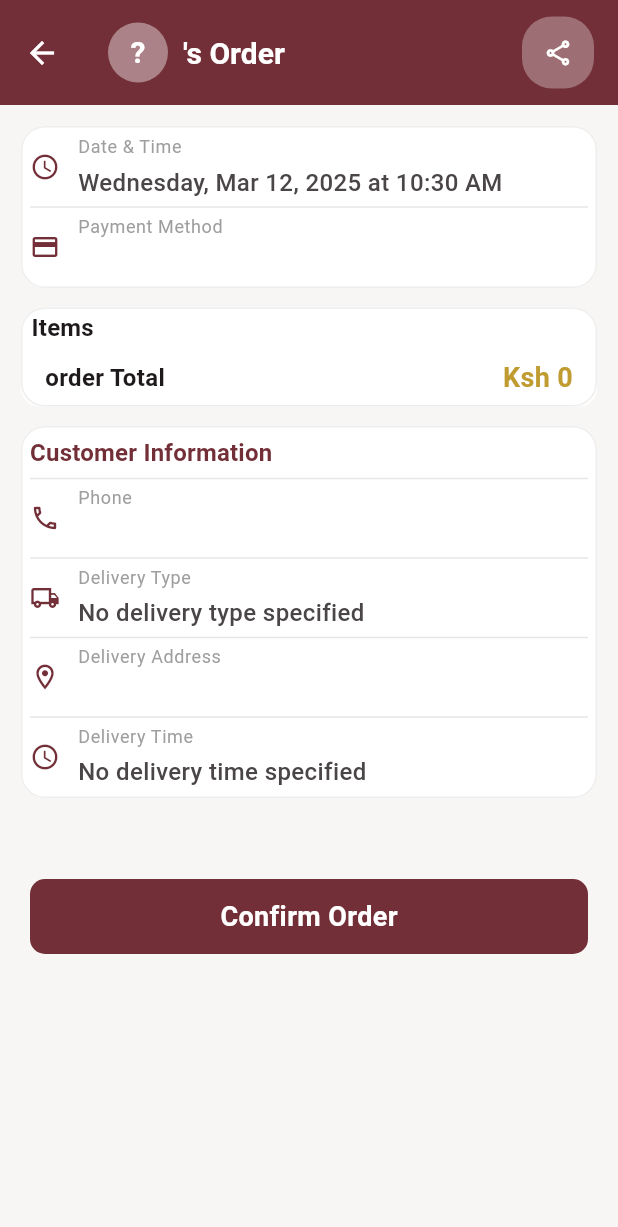
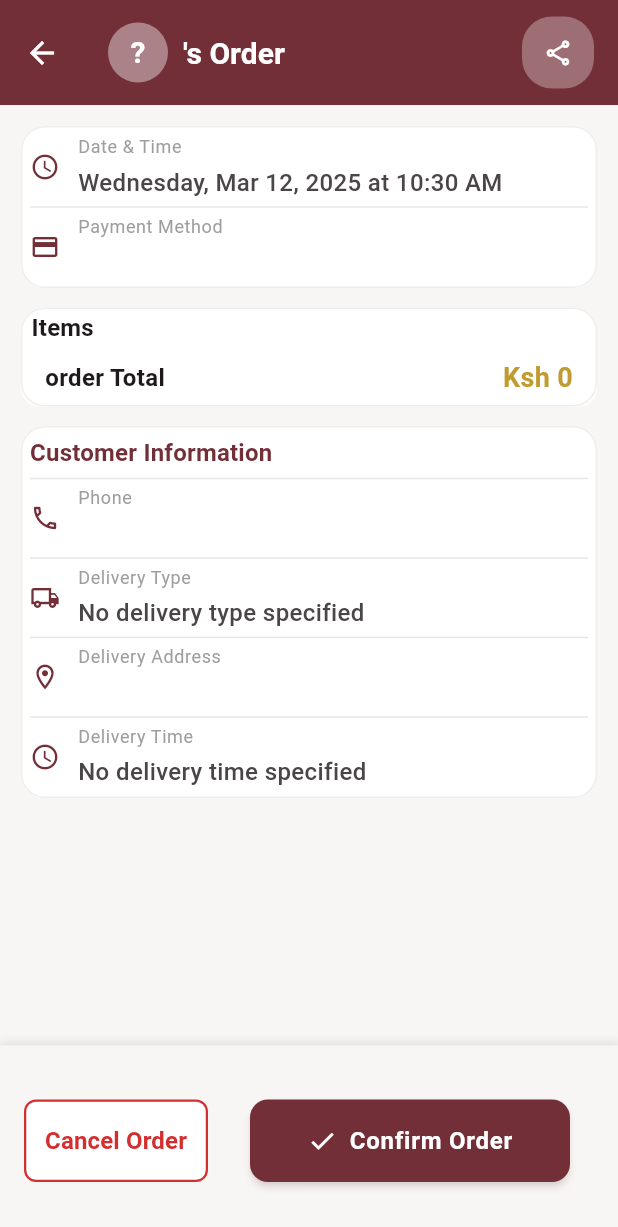
Before and after one commit to bryann54/quickpour-merchant, a Flutter app: the OrderDetailsScreen screen opened directly with empty values, on a phone screen of 412 x 824 dp. Shown: the top 1227 px of the screen. Run offline on Flutter 3.47's test engine with Material 3 defaults, Android fonts, the phone set to English and light mode, and no system bars; our stand-ins replace bloc, cached_network_image, cloud_firestore, equatable, firebase_auth, firebase_core and 11 more; accounts and stored records are empty; generated files the repository leaves out were written again.

Commit message:
Add Dispatch and Cancel Order buttons; enhance Confirm Order button functionality

```diff
--- a/lib/features/orders/presentation/pages/order_details_screen.dart
+++ b/lib/features/orders/presentation/pages/order_details_screen.dart
@@ -4,6 +4,7 @@ import 'package:quickpourmerchant/core/utils/colors.dart';
 import 'package:quickpourmerchant/core/utils/date_formatter.dart';
 import 'package:quickpourmerchant/features/orders/data/models/completed_order_model.dart';
 import 'package:quickpourmerchant/features/orders/data/models/order_model.dart';
+import 'package:quickpourmerchant/features/orders/presentation/widgets/cancel_button.dart';
 import 'package:quickpourmerchant/features/orders/presentation/widgets/confirm_order_button.dart';
 import 'package:quickpourmerchant/features/orders/presentation/widgets/merchant_order_section.dart';
 import 'package:quickpourmerchant/features/orders/presentation/widgets/order_total_row.dart';
@@ -22,6 +23,20 @@ class OrderDetailsScreen extends StatelessWidget {
     final String formattedDate =
         DateFormat('EEEE, MMM d, yyyy').format(dateTime);
     final String formattedTime = DateFormat('h:mm a').format(dateTime);
+
+    // Convert order items to OrderItem list
+    final List<OrderItem> orderItems = order.merchantOrders
+        .expand((merchantOrder) => merchantOrder.items)
+        .map((item) => OrderItem(
+              productId: item.productId,
+              productName: item.productName,
+              quantity: item.quantity,
+              price: item.price,
+              images: item.images,
+              measure: item.measure,
+              sku: item.sku,
+            ))
+        .toList();
 
     return Scaffold(
       appBar: AppBar(
@@ -109,7 +124,11 @@ class OrderDetailsScreen extends StatelessWidget {
           ),
         ],
       ),
-      body: SingleChildScrollView(
+      body: Column(
+        children: [
+          // Main scrollable content
+          Expanded(
+            child: SingleChildScrollView(
               padding: const EdgeInsets.all(10),
               child: Column(
                 crossAxisAlignment: CrossAxisAlignment.start,
@@ -129,7 +148,8 @@ class OrderDetailsScreen extends StatelessWidget {
                         const SectionTitle(title: 'Items'),
                         if (order.merchantOrders.isNotEmpty) ...[
                           ...order.merchantOrders.map((merchantOrder) =>
-                        MerchantOrderSection(merchantOrder: merchantOrder)),
+                              MerchantOrderSection(
+                                  merchantOrder: merchantOrder)),
                         ],
                         OrderTotalRow(order: order),
                       ],
@@ -138,24 +158,58 @@ class OrderDetailsScreen extends StatelessWidget {
                   const SizedBox(height: 5),
                   _buildCustomerInfoCard(context),
                   const SizedBox(height: 20),
-            ConfirmOrderButton(
-              items: order.merchantOrders
-                  .expand(
-                      (merchantOrder) => merchantOrder.items) // Extract items
-                  .map((item) => OrderItem(
-                        productId: item.productId, // Ensure field names match
-                        productName: item.productName,
-                        quantity: item.quantity,
-                        price: item.price,
-                        images: item.images, // Ensure this is a List<String>
-                        measure: item.measure,
-                        sku: item.sku,
-                      ))
-                  .toList(),
-                   orderId: order.id
+                ],
+              ),
+            ),
+          ),
+          // Fixed footer with buttons
+          SafeArea(
+            child: Container(
+              width: double.infinity,
+              padding: const EdgeInsets.symmetric(horizontal: 16, vertical: 12),
+              decoration: BoxDecoration(
+                color: Theme.of(context).scaffoldBackgroundColor,
+                boxShadow: [
+                  BoxShadow(
+                    color: Colors.grey.withOpacity(0.2),
+                    spreadRadius: 1,
+                    blurRadius: 4,
+                    offset: const Offset(0, -2),
                   ),
                 ],
               ),
+              child: Row(
+                children: [
+                  // Cancel Order Button
+                  Expanded(
+                    flex: 1,
+                    child: CancelOrderButton(
+                      orderId: order.id,
+                      onCancelled: () {
+                        // Optional: Navigate back or show a snackbar
+                        ScaffoldMessenger.of(context).showSnackBar(
+                          const SnackBar(
+                            content: Text('Order cancelled successfully'),
+                            backgroundColor: Colors.red,
+                          ),
+                        );
+                      },
+                    ),
+                  ),
+                  const SizedBox(width: 12),
+                  // Confirm Order Button
+                  Expanded(
+                    flex: 2,
+                    child: ConfirmOrderButton(
+                      items: orderItems,
+                      orderId: order.id,
+                    ),
+                  ),
+                ],
+              ),
+            ),
+          ),
+        ],
       ),
     );
   }
--- /dev/null
+++ b/lib/features/orders/presentation/widgets/cancel_button.dart
@@ -0,0 +1,101 @@
+import 'package:flutter/material.dart';
+import 'package:flutter_bloc/flutter_bloc.dart';
+import 'package:quickpourmerchant/features/orders/presentation/bloc/orders_bloc.dart';
+
+class CancelOrderButton extends StatelessWidget {
+  final String orderId;
+  final VoidCallback? onCancelled;
+
+  const CancelOrderButton({
+    super.key,
+    required this.orderId,
+    this.onCancelled,
+  });
+
+  @override
+  Widget build(BuildContext context) {
+    Theme.of(context);
+
+    return ElevatedButton(
+      onPressed: () => _showCancellationDialog(context),
+      style: ElevatedButton.styleFrom(
+        backgroundColor: Colors.white,
+        foregroundColor: Colors.red.shade700,
+        elevation: 0,
+        shape: RoundedRectangleBorder(
+          borderRadius: BorderRadius.circular(8),
+          side: BorderSide(color: Colors.red.shade700, width: 1.5),
+        ),
+        padding: const EdgeInsets.symmetric(vertical: 16),
+        minimumSize: const Size(double.infinity, 50),
+      ),
+      child: const Text(
+        'Cancel Order',
+        style: TextStyle(
+          fontSize: 16,
+          fontWeight: FontWeight.w600,
+        ),
+      ),
+    );
+  }
+
+  void _showCancellationDialog(BuildContext context) {
+    showDialog(
+      context: context,
+      builder: (BuildContext context) {
+        return AlertDialog.adaptive(
+          title: Text(
+            'Cancel Order',
+            style: TextStyle(
+              fontWeight: FontWeight.bold,
+              color: Colors.red.shade700,
+            ),
+          ),
+          content: const Text(
+            'Are you sure you want to cancel this order? This action cannot be undone.',
+          ),
+          shape: RoundedRectangleBorder(
+            borderRadius: BorderRadius.circular(12),
+          ),
+          actions: [
+            TextButton(
+              onPressed: () => Navigator.pop(context),
+              style: TextButton.styleFrom(
+                foregroundColor: Colors.grey.shade700,
+              ),
+              child: const Text('cancel'),
+            ),
+            ElevatedButton(
+              onPressed: () {
+                // Update status to canceled
+                context
+                    .read<OrdersBloc>()
+                    .add(UpdateOrderStatus(orderId, 'canceled'));
+
+                // Close dialog
+                Navigator.pop(context);
+
+                // Execute callback if provided
+                if (onCancelled != null) {
+                  onCancelled!();
+                }
+              },
+              style: ElevatedButton.styleFrom(
+                backgroundColor: Colors.red.shade700,
+                foregroundColor: Colors.white,
+                elevation: 0,
+                shape: RoundedRectangleBorder(
+                  borderRadius: BorderRadius.circular(8),
+                ),
+                padding:
+                    const EdgeInsets.symmetric(horizontal: 16, vertical: 10),
+              ),
+              child: const Text('ok'),
+            ),
+          ],
+          actionsPadding: const EdgeInsets.only(right: 16, bottom: 16),
+        );
+      },
+    );
+  }
+}
--- a/lib/features/orders/presentation/widgets/confirm_order_button.dart
+++ b/lib/features/orders/presentation/widgets/confirm_order_button.dart
@@ -8,54 +8,60 @@ import 'package:quickpourmerchant/features/orders/presentation/bloc/orders_bloc.
 class ConfirmOrderButton extends StatelessWidget {
   final List<OrderItem> items;
   final String orderId;
-  final String newStatus; // Usually 'confirmed' or similar
+  final String newStatus;
 
   const ConfirmOrderButton({
     super.key,
     required this.items,
     required this.orderId,
-    this.newStatus = 'processing', // Default status
+    this.newStatus = 'processing',
   });
 
   @override
   Widget build(BuildContext context) {
     return Padding(
-      padding: const EdgeInsets.only(top: 30.0, left: 10, right: 10),
-      child: Align(
-        alignment: Alignment.bottomCenter,
-        child: GestureDetector(
-          onTap: () {
+      padding: const EdgeInsets.symmetric(horizontal: 16.0, vertical: 24.0),
+      child: ElevatedButton(
+        onPressed: () {
           // Update status in Firebase
-            context
-                .read<OrdersBloc>()
-                .add(UpdateOrderStatus(orderId, newStatus));
+          context.read<OrdersBloc>().add(UpdateOrderStatus(orderId, newStatus));
 
           // Show confirmation screen
           Navigator.push(
             context,
             MaterialPageRoute(
-                builder: (context) => OrderConfirmationScreen(items: items),
+              builder: (context) => OrderConfirmationScreen(
+                items: items,
+                orderId: orderId,
+              ),
             ),
           );
         },
-          child: Container(
-            height: 50,
-            width: double.infinity,
-            decoration: BoxDecoration(
-              color: AppColors.primaryColor,
-              borderRadius: BorderRadius.circular(10),
+        style: ElevatedButton.styleFrom(
+          backgroundColor: AppColors.primaryColor,
+          foregroundColor: Colors.white,
+          elevation: 2,
+          shadowColor: AppColors.primaryColor.withOpacity(0.3),
+          shape: RoundedRectangleBorder(
+            borderRadius: BorderRadius.circular(12),
           ),
-            child: const Center(
-              child: Text(
+          padding: const EdgeInsets.symmetric(vertical: 16),
+          minimumSize: const Size(double.infinity, 54),
+        ),
+        child: Row(
+          mainAxisAlignment: MainAxisAlignment.center,
+          children: [
+            const Icon(Icons.check, size: 20),
+            const SizedBox(width: 8),
+            Text(
               'Confirm Order',
-                style: TextStyle(
-                  fontSize: 18,
-                  color: Colors.white,
-                  fontWeight: FontWeight.bold,
+              style: const TextStyle(
+                fontSize: 16,
+                fontWeight: FontWeight.w600,
+                letterSpacing: 0.5,
               ),
             ),
-            ),
-          ),
+          ],
         ),
       ),
     );
```
Also changed, not shown: lib/features/orders/presentation/pages/order_confirmation_screen.dart (+21 -44 lines), lib/features/orders/presentation/widgets/dispatch_button.dart (added, +80 -0 lines). Lines whose indentation alone changed are shown as unchanged.
